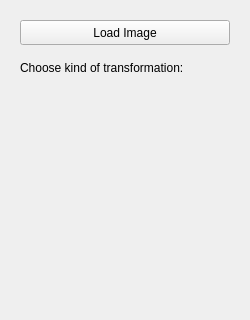
Old version of the form optionsview.ui in the repository EwelinaD/Image-processing; both pictures show x 0 to 250 and y 0 to 320 of the 250 by 590 pixel window.
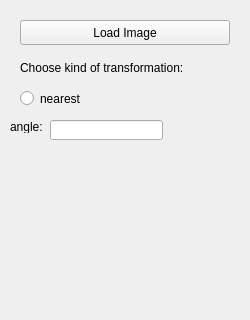
New version of the form.

Commit message: disable lineEdit for angle in nearest

What changed in the file:
```diff
--- a/optionsview.ui
+++ b/optionsview.ui
@@ -58,6 +58,42 @@
     <string>Choose kind of transformation:</string>
    </property>
   </widget>
+  <widget class="QRadioButton" name="nearestButton">
+   <property name="geometry">
+    <rect>
+     <x>20</x>
+     <y>90</y>
+     <width>82</width>
+     <height>17</height>
+    </rect>
+   </property>
+   <property name="text">
+    <string>nearest</string>
+   </property>
+  </widget>
+  <widget class="QLineEdit" name="angleEdit">
+   <property name="geometry">
+    <rect>
+     <x>50</x>
+     <y>120</y>
+     <width>113</width>
+     <height>20</height>
+    </rect>
+   </property>
+  </widget>
+  <widget class="QLabel" name="angleLabel">
+   <property name="geometry">
+    <rect>
+     <x>10</x>
+     <y>120</y>
+     <width>47</width>
+     <height>13</height>
+    </rect>
+   </property>
+   <property name="text">
+    <string>angle:</string>
+   </property>
+  </widget>
  </widget>
  <resources/>
  <connections/>
```
The commit also changes 2 other files.
